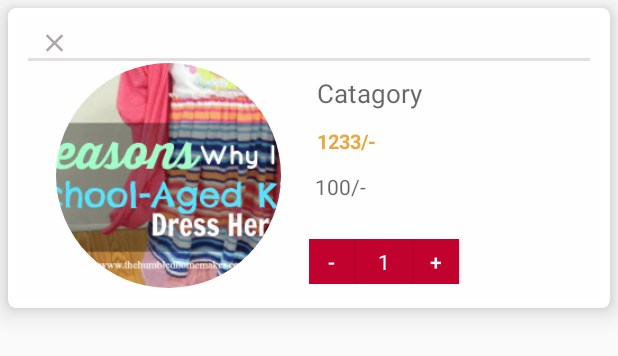
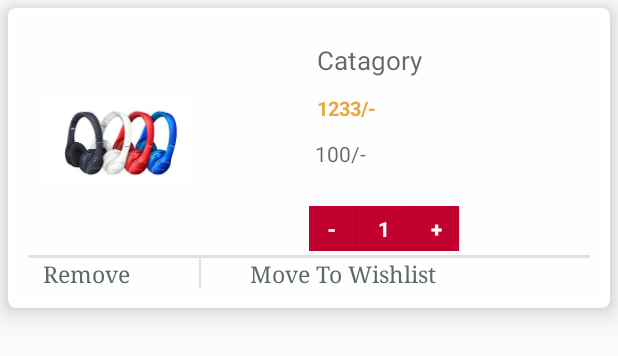
Before and after one commit to Sakshidubey2708/EcommerceProject, an Android app: the layout addtocart_adapter_layout.xml on its own in the app's theme, with its tools: preview values and no code run, on a phone screen of 412 x 824 dp. Shown: the top 356 px of the screen. Run offline under Robolectric (Android 15) with nearby library versions, the phone set to English and light mode, and no system bars.

Commit message:
20-december-2019 bug fix

```diff
--- a/app/src/main/java/com/bytes/tech/awizom/ecommerceproject/activity/CartActivity.java
+++ b/app/src/main/java/com/bytes/tech/awizom/ecommerceproject/activity/CartActivity.java
@@ -13,7 +13,6 @@ import android.view.View;
 import android.widget.Button;
 import android.widget.LinearLayout;
 import android.widget.TextView;
-
 import com.bytes.tech.awizom.ecommerceproject.R;
 import com.bytes.tech.awizom.ecommerceproject.adapter.CartAdapter;
 import com.bytes.tech.awizom.ecommerceproject.configure.HelperApi;
@@ -38,7 +37,6 @@ public class CartActivity extends AppCompatActivity {
     private ProgressDialog progressDialog;
     private AmountTotalShow amountTotalShow;
     private TextView subtotal_prices,shippingcharge_amounts,payable_amounts;
-  //  private    ArrayList<String> AssuredPriceincreasingRate = new ArrayList<String>();
 
     @Override
     protected void onCreate(Bundle savedInstanceState) {
--- a/app/src/main/java/com/bytes/tech/awizom/ecommerceproject/adapter/CartAdapter.java
+++ b/app/src/main/java/com/bytes/tech/awizom/ecommerceproject/adapter/CartAdapter.java
@@ -137,8 +137,8 @@ public class CartAdapter extends  RecyclerView.Adapter<CartAdapter.OrderItemView
 
     class OrderItemViewHolder extends RecyclerView.ViewHolder implements View.OnLongClickListener, View.OnClickListener {
 
-        private ImageView deletBTN,product_img;
-        private TextView product_name,assuredprice,mrpPrice,discount,productIdd,quantity,totals,imglinks;
+        private ImageView product_img;
+        private TextView product_name,assuredprice,mrpPrice,discount,productIdd,quantity,totals,imglinks,deletBTN;
         private List<ProductDetailModel> cardmodellist;
         private Context mCtx;
         private Button minusbtn,plusBtn;
--- a/app/src/main/res/layout/addtocart_adapter_layout.xml
+++ b/app/src/main/res/layout/addtocart_adapter_layout.xml
@@ -28,19 +28,8 @@
                 android:gravity="center|center_horizontal"
                 android:background="@color/white"
                 android:layout_margin="5dp">
-                <LinearLayout
-                    android:layout_width="match_parent"
-                    android:layout_height="wrap_content">
-                    <ImageView
-                        android:id="@+id/deleteButton"
-                        android:layout_width="35dp"
-                        android:layout_height="20dp"
-                        android:src="@drawable/ic_close_black_24dp"/>
-                </LinearLayout>
-                <View
-                    android:layout_width="1000dp"
-                    android:layout_height="2dp"
-                    android:background="#e4e0e0"/>
+
+
                 <LinearLayout
                     android:layout_width="match_parent"
                     android:layout_height="wrap_content"
@@ -59,12 +48,12 @@
                             android:layout_width="match_parent"
                             android:layout_height="30dp"
                             android:visibility="gone"/>
-                        <de.hdodenhof.circleimageview.CircleImageView
+                        <ImageView
                             android:id="@+id/productImage"
-                            android:layout_width="150dp"
+                            android:layout_width="100dp"
                             android:layout_height="150dp"
-                            android:src="@mipmap/img"
-                            android:layout_gravity="center_horizontal|center"/>
+                            android:src="@mipmap/img3"
+                            android:layout_marginLeft="10dp"/>
                     </LinearLayout>
                     <LinearLayout
                         android:layout_width="match_parent"
@@ -121,7 +110,7 @@
                                 android:textColor="@color/white"
                                 android:background="@color/colorPrimaryDark"
                                 android:text="-"
-                                />
+                                android:textStyle="bold"/>
                             <TextView
                                 android:id="@+id/quantities"
                                 android:layout_width="40dp"
@@ -129,7 +118,8 @@
                                 android:textColor="@color/white"
                                 android:background="@color/colorPrimaryDark"
                                 android:gravity="center"
-                                 android:text="1" />
+                                android:text="1"
+                                android:textStyle="bold"/>
                             <Button
                                 android:id="@+id/add"
                                 android:layout_width="30dp"
@@ -137,7 +127,7 @@
                                 android:textColor="@color/white"
                                 android:background="@color/colorPrimaryDark"
                                 android:text="+"
-                                />
+                                android:textStyle="bold"/>
                             <TextView
                                 android:id="@+id/total"
                                 android:layout_width="wrap_content"
@@ -168,6 +158,38 @@
                     </LinearLayout>
 
                 </LinearLayout>
+                <View
+                    android:layout_width="1000dp"
+                    android:layout_height="2dp"
+                    android:background="#e4e0e0"/>
+                <LinearLayout
+                    android:layout_width="match_parent"
+                    android:layout_height="wrap_content">
+                    <TextView
+                        android:id="@+id/deleteButton"
+                        android:layout_width="100dp"
+                        android:layout_height="20dp"
+                        android:text="Remove"
+                        android:layout_marginLeft="10dp"
+                        android:textColor="@color/grey_darks"
+                        android:fontFamily="serif"
+                        android:textSize="15sp"/>
+                    <View
+                        android:layout_width="1dp"
+                        android:layout_height="match_parent"
+                        android:background="#e4e0e0"
+                        android:layout_marginLeft="4dp"/>
+                    <TextView
+                        android:id="@+id/bagbutton"
+                        android:layout_width="170dp"
+                        android:layout_height="20dp"
+                        android:text="Move To Wishlist"
+                        android:layout_marginLeft="10dp"
+                        android:textColor="@color/grey_darks"
+                        android:fontFamily="serif"
+                        android:gravity="center"
+                        android:textSize="15sp"/>
+                </LinearLayout>
             </LinearLayout>
         </android.support.v7.widget.CardView>
     </RelativeLayout>
--- a/app/src/main/res/layout/addtocart_layout.xml
+++ b/app/src/main/res/layout/addtocart_layout.xml
@@ -11,25 +11,9 @@
         android:layout_width="match_parent"
         android:layout_height="?attr/actionBarSize"
         android:background="?attr/colorPrimary"
-        app:popupTheme="@style/AppTheme.PopupOverlay">
-
-        <!--<EditText-->
-            <!--android:id="@+id/searchEdit"-->
-            <!--android:layout_width="210dp"-->
-            <!--android:layout_height="wrap_content"-->
-            <!--android:text="Search"-->
-            <!--android:padding="5dp"-->
-            <!--android:textColor="@color/white"-->
-            <!--android:drawableLeft="@drawable/ic_search_black_24dp"/>-->
+        app:popupTheme="@style/AppTheme.PopupOverlay"/>
 
 
-        <!--<ImageView-->
-            <!--android:id="@+id/addcart"-->
-            <!--android:layout_width="wrap_content"-->
-            <!--android:paddingLeft="5dp"-->
-            <!--android:layout_height="wrap_content"-->
-            <!--android:src="@drawable/ic_shopping_cart_black_24dp" />-->
-    </android.support.v7.widget.Toolbar>
 
     <ScrollView xmlns:android="http://schemas.android.com/apk/res/android"
         xmlns:tools="http://schemas.android.com/tools"
@@ -88,11 +72,11 @@
         <android.support.v4.widget.SwipeRefreshLayout
         android:id="@+id/swipeRefreshLayoutCart"
         android:layout_width="match_parent"
-        android:layout_height="1000dp">
+        android:layout_height="600dp">
         <android.support.v7.widget.RecyclerView
             android:id="@+id/recyclerViewCart"
             android:layout_width="match_parent"
-            android:layout_height="980dp"
+            android:layout_height="540dp"
             android:scrollbars="vertical"
             android:fastScrollEnabled="true"
             android:fastScrollAlwaysVisible="true"/>
@@ -212,7 +196,7 @@
             android:id="@+id/proceed"
             android:layout_width="match_parent"
             android:layout_height="wrap_content"
-            android:text="Proceed"
+            android:text="Buy Now !!"
             android:textColor="@color/white"
             android:background="@color/colorPrimaryDark"/>
 
```
